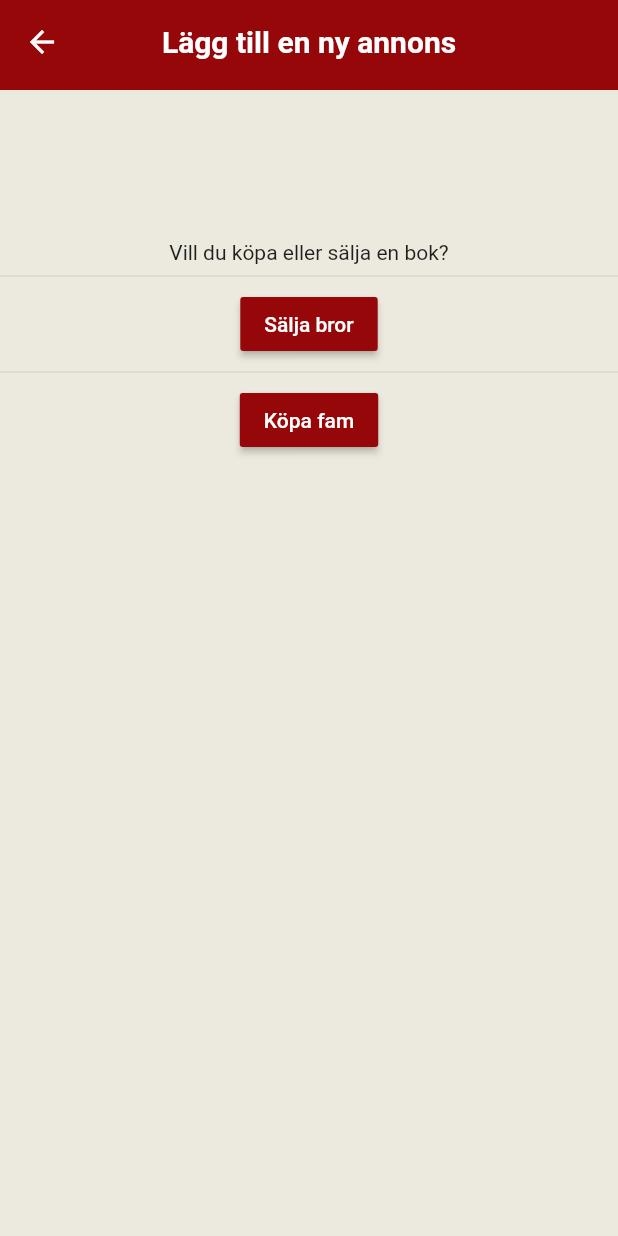
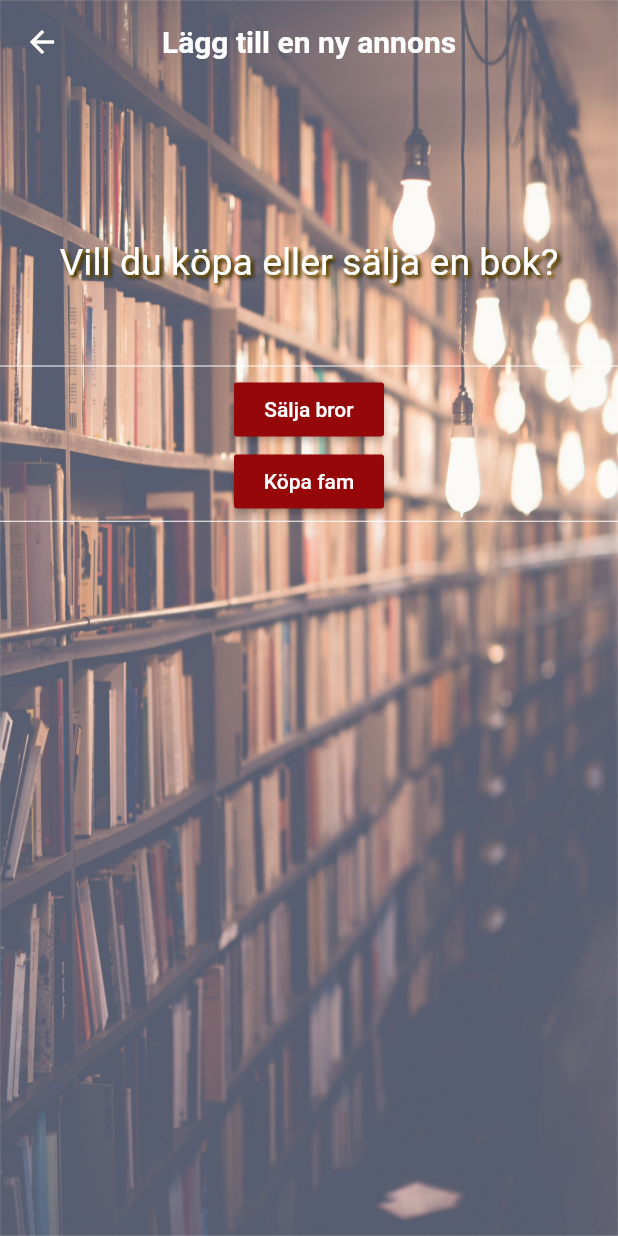
Before and after one commit to ajamlou/Zigma-frontend, a Flutter app: the AdvertCreation screen opened directly, on a phone screen of 412 x 824 dp. Run offline on Flutter 3.47's test engine with Material 2 defaults, Android fonts, the phone set to English and light mode, and no system bars; our stand-ins replace image_picker, shared_preferences, transparent_image; accounts and stored records are empty; network calls fail.

Commit message:
adv creation

```diff
--- a/lib/src/pages/advert_creation.dart
+++ b/lib/src/pages/advert_creation.dart
@@ -38,7 +38,6 @@ class AdvertCreationState extends State<AdvertCreation> {
   TextEditingController isbnController = TextEditingController();
   TextEditingController contactInfoController = TextEditingController();
 
-
   int stringToInt(price) {
     var priceInt = int.parse(price);
     assert(priceInt is int);
@@ -54,7 +53,12 @@ class AdvertCreationState extends State<AdvertCreation> {
   @override
   Widget build(BuildContext context) {
     return Container(
-      color: Color(0xFFECE9DF),
+      decoration: BoxDecoration(
+        image: DecorationImage(
+          image: AssetImage("images/advertCreationPicture.png"),
+          fit: BoxFit.fill,
+        ),
+      ),
       child: Scaffold(
         resizeToAvoidBottomPadding: true,
         backgroundColor: Colors.transparent,
@@ -63,7 +67,9 @@ class AdvertCreationState extends State<AdvertCreation> {
           child: AppBar(
             iconTheme: IconThemeData(color: Color(0xff96070a)),
             elevation: 0.0,
-            backgroundColor: Color(0xff96070a),
+            backgroundColor: transaction_type == null
+                ? Colors.transparent
+                : Color(0xff96070a),
             title: Text('Lägg till en ny annons',
                 style: TextStyle(
                   fontWeight: FontWeight.bold,
@@ -84,15 +90,36 @@ class AdvertCreationState extends State<AdvertCreation> {
         ),
         body: transaction_type == null
             ? Center(
-                child: Container(
                 child: Column(
                 children: <Widget>[
                   Padding(
-                    padding: const EdgeInsets.only(top: 100.0),
-                    child: Text('Vill du köpa eller sälja en bok?', style: TextStyle()),
+                    padding: const EdgeInsets.only(top: 100.0, bottom: 50),
+                    child: Text(
+                      'Vill du köpa eller sälja en bok?',
+                      style: TextStyle(
+                        fontSize: 25,
+                        color: Colors.white,
+                        shadows: <Shadow>[
+                          Shadow(
+                            offset: Offset(1.5, 1.5),
+                            blurRadius: 2.0,
+                            color: Colors.amber,
                           ),
-                  Divider(),
+                          Shadow(
+                            offset: Offset(2.0, 2.0),
+                            blurRadius: 3.0,
+                            color: Colors.black,
+                          ),
+                        ],
+                      ),
+                    ),
+                  ),
+                  Divider(
+                    color: Colors.white,
+                    height: 10,
+                  ),
                   Container(
+                    width: 100,
                     child: MaterialButton(
                       color: Color(0xff96070a),
                       onPressed: () {
@@ -104,8 +131,8 @@ class AdvertCreationState extends State<AdvertCreation> {
                           style: TextStyle(color: Colors.white)),
                     ),
                   ),
-                  Divider(),
                   Container(
+                    width: 100,
                     child: MaterialButton(
                       color: Color(0xff96070a),
                       onPressed: () {
@@ -117,8 +144,9 @@ class AdvertCreationState extends State<AdvertCreation> {
                           style: TextStyle(color: Colors.white)),
                     ),
                   ),
+                  Divider(color: Colors.white, height: 5),
                 ],
-              )))
+              ))
             : Container(
                 width: MediaQuery.of(context).size.width,
                 child: ListView(
@@ -130,6 +158,7 @@ class AdvertCreationState extends State<AdvertCreation> {
                       children: <Widget>[
                         Container(
                           height: 150.0,
+                          color: Colors.white70,
                           child: ListView.builder(
                             scrollDirection: Axis.horizontal,
                             shrinkWrap: true,
@@ -143,7 +172,7 @@ class AdvertCreationState extends State<AdvertCreation> {
                             mainAxisAlignment: MainAxisAlignment.center,
                             children: <Widget>[
                               Padding(
-                                padding: const EdgeInsets.all(6.0),
+                                padding: const EdgeInsets.all(2.0),
                                 child: compressedImageList.length == 1
                                     ? Text('')
                                     : RaisedButton(
@@ -163,8 +192,16 @@ class AdvertCreationState extends State<AdvertCreation> {
                       ],
                     ),
                     Container(
+                      decoration: BoxDecoration(
+                        color: Colors.white,
+                        borderRadius: BorderRadius.circular(15.0),
+                        border: Border.all(
+                          color: Colors.black,
+                          width: 3,
+                        ),
+                      ),
                       padding: EdgeInsets.only(
-                          left: 30.0, right: 30.0, bottom: 10.0),
+                          left: 20.0, right: 20.0, bottom: 10.0, top: 10.0),
                       child: Form(
                         key: _advertKey,
                         child: Column(
@@ -212,7 +249,8 @@ class AdvertCreationState extends State<AdvertCreation> {
                               autofocus: false,
                               decoration: InputDecoration(
                                 hintText: 'Författare',
-                                suffixIcon: authorController.text.length < 5 || !authorController.text.contains(" ")
+                                suffixIcon: authorController.text.length < 5 ||
+                                        !authorController.text.contains(" ")
                                     ? Icon(Icons.star,
                                         size: 10, color: Color(0xff96070a))
                                     : Icon(Icons.check, color: Colors.green),
@@ -246,7 +284,8 @@ class AdvertCreationState extends State<AdvertCreation> {
                               autofocus: false,
                               decoration: InputDecoration(
                                 hintText: 'Kontaktinformation',
-                                suffixIcon: contactInfoController.text.length < 8
+                                suffixIcon: contactInfoController.text.length <
+                                        8
                                     ? Icon(Icons.star,
                                         size: 10, color: Color(0xff96070a))
                                     : Icon(Icons.check, color: Colors.green),
@@ -256,15 +295,15 @@ class AdvertCreationState extends State<AdvertCreation> {
                               onSaved: (value) => _contactInfo = value,
                             ),
                             Container(
-                                width: 300,
+                                width: 600,
                                 child: Row(children: <Widget>[
                                   Padding(
-                                    padding: const EdgeInsets.all(8.0),
-                                    child: Text('Skick: '),
+                                    padding: const EdgeInsets.all(1.0),
+                                    child: Text('Skick: ', style: TextStyle(fontSize: 17)),
                                   ),
                                   Divider(),
                                   Padding(
-                                    padding: const EdgeInsets.all(8.0),
+                                    padding: const EdgeInsets.all(1.0),
                                     child: dropdownMenu(),
                                   ),
                                 ]))
@@ -283,8 +322,16 @@ class AdvertCreationState extends State<AdvertCreation> {
                             _advertKey.currentState.save();
                             responseList = await DataProvider.of(context)
                                 .advertList
-                                .uploadNewAdvert(_title, _price, _author, _isbn,
-                                    _contactInfo, encodedImageList, condition, transaction_type, context);
+                                .uploadNewAdvert(
+                                    _title,
+                                    _price,
+                                    _author,
+                                    _isbn,
+                                    _contactInfo,
+                                    encodedImageList,
+                                    condition,
+                                    transaction_type,
+                                    context);
                             setState(() {
                               stsCode = responseList[0];
                             });
@@ -438,10 +485,10 @@ class AdvertCreationState extends State<AdvertCreation> {
       for (int index = compressedImageList.length; index >= 0; index--) {
         if (_selectedItemsIndex.contains(index)) {
           compressedImageList.removeAt(index);
-          encodedImageList.removeAt(index-1);
+          encodedImageList.removeAt(index - 1);
         }
         print(compressedImageList);
-        print(encodedImageList);
+    //    print(encodedImageList);
       }
       setState(() {
         _selectedItemsIndex = [];
@@ -456,7 +503,7 @@ class AdvertCreationState extends State<AdvertCreation> {
     var compressedImage = await compressImageFile(image);
     setState(() {
       _insert(compressedImage);
-      print(encodedImageList.toString());
+      print(compressedImageList);
     });
     Navigator.of(context, rootNavigator: true).pop(null);
   }
@@ -478,7 +525,10 @@ class AdvertCreationState extends State<AdvertCreation> {
 
   Widget dropdownMenu() {
     return Center(
+      child: Container(
+        width: 215,
         child: DropdownButton<String>(
+          isExpanded: true,
           value: condition,
           onChanged: (String newValue) {
             setState(() {
@@ -498,6 +548,7 @@ class AdvertCreationState extends State<AdvertCreation> {
             );
           }).toList(),
         ),
+      ),
     );
   }
 }
--- a/pubspec.yaml
+++ b/pubspec.yaml
@@ -57,6 +57,7 @@ flutter:
   - images/advertPageBackground.jpg
   - images/placeholderBook.png
   - images/profile_pic.png
+  - images/advertCreationPicture.png
   #  - images/a_dot_ham.jpeg
 
   # An image asset can refer to one or more resolution-specific "variants", see
```
Also changed, not shown: images/advertCreationPicture.png (added). Lines whose indentation alone changed are shown as unchanged.
